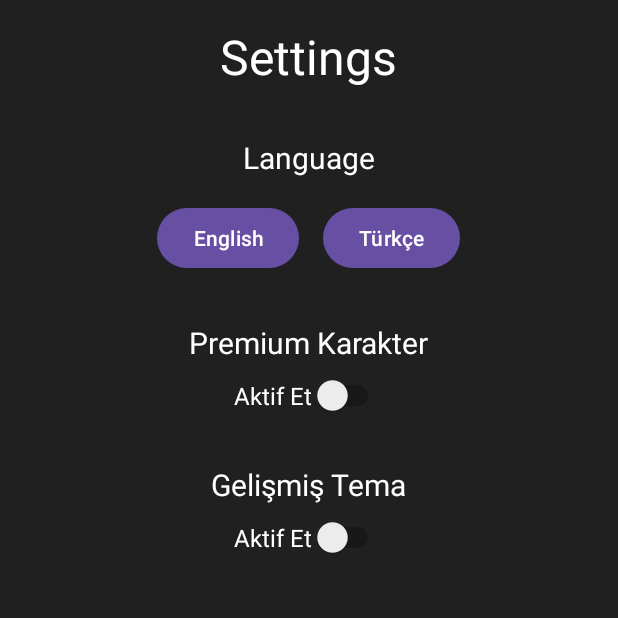
After one commit to feridcetin/jumphero, an Android app: the SettingActivity screen opened directly, with no data from a screen before it, on a phone screen of 412 x 824 dp, the top half of it. The commit adds this screen. Run offline under Robolectric (Android 15) with nearby library versions, the phone set to English and light mode, and no system bars.

Commit message:
dil ayarı yapıldı

```diff
--- a/app/src/main/AndroidManifest.xml
+++ b/app/src/main/AndroidManifest.xml
@@ -13,7 +13,11 @@
         android:label="@string/app_name"
         android:roundIcon="@mipmap/ic_launcher_round"
         android:supportsRtl="true"
-        android:theme="@style/Theme.Jumphero">
+        android:theme="@style/Theme.Jumphero"
+        android:name=".MainApplication">
+        <activity
+            android:name=".SettingActivity"
+            android:exported="false" />
         <activity
             android:name=".SettingsActivity"
             android:exported="false" />
--- /dev/null
+++ b/app/src/main/java/com/feridcetin/jumphero/LocaleHelper.kt
@@ -0,0 +1,58 @@
+package com.feridcetin.jumphero
+
+import android.content.Context
+import android.content.Intent
+import android.content.SharedPreferences
+import android.content.res.Configuration
+import android.content.res.Resources
+import java.util.Locale
+
+object LocaleHelper {
+
+    private const val SELECTED_LANGUAGE = "Locale.Helper.Selected.Language"
+
+    fun onAttach(context: Context): Context {
+        val lang = getPersistedData(context, Locale.getDefault().language)
+        return setLocale(context, lang)
+    }
+
+    fun getLanguage(context: Context): String? {
+        return getPersistedData(context, Locale.getDefault().language)
+    }
+
+    // Bu metot, dil ayarını yapar ve uygulamayı yeniden başlatır
+    fun setLocaleAndRestart(context: Context, language: String) {
+        setLocale(context, language)
+        val intent = Intent(context, MainActivity::class.java)
+        intent.flags = Intent.FLAG_ACTIVITY_NEW_TASK or Intent.FLAG_ACTIVITY_CLEAR_TASK
+        context.startActivity(intent)
+    }
+
+    private fun setLocale(context: Context, language: String?): Context {
+        persist(context, language)
+        return updateResources(context, language)
+    }
+
+    private fun getPersistedData(context: Context, defaultLanguage: String?): String? {
+        val preferences: SharedPreferences = context.getSharedPreferences("JumpHeroPrefs", Context.MODE_PRIVATE)
+        return preferences.getString(SELECTED_LANGUAGE, defaultLanguage)
+    }
+
+    private fun persist(context: Context, language: String?) {
+        val preferences: SharedPreferences = context.getSharedPreferences("JumpHeroPrefs", Context.MODE_PRIVATE)
+        preferences.edit().putString(SELECTED_LANGUAGE, language).apply()
+    }
+
+    private fun updateResources(context: Context, language: String?): Context {
+        val locale = Locale(language)
+        Locale.setDefault(locale)
+
+        val resources: Resources = context.resources
+        val configuration: Configuration = resources.configuration
+        configuration.setLocale(locale)
+        configuration.setLayoutDirection(locale)
+        resources.updateConfiguration(configuration, resources.displayMetrics)
+
+        return context
+    }
+}
--- /dev/null
+++ b/app/src/main/java/com/feridcetin/jumphero/SettingActivity.kt
@@ -0,0 +1,59 @@
+package com.feridcetin.jumphero
+
+import android.content.Context
+import android.content.Intent
+import android.os.Bundle
+import android.widget.Button
+import android.widget.Switch
+import androidx.appcompat.app.AppCompatActivity
+
+class SettingActivity : AppCompatActivity() {
+
+    private lateinit var langEnButton: Button
+    private lateinit var langTrButton: Button
+    private lateinit var premiumCharacterSwitch: Switch
+    private lateinit var advancedThemeSwitch: Switch
+
+    override fun onCreate(savedInstanceState: Bundle?) {
+        super.onCreate(savedInstanceState)
+        setContentView(R.layout.activity_setting)
+
+        // UI bileşenlerini bağlama
+        langEnButton = findViewById(R.id.btn_lang_en)
+        langTrButton = findViewById(R.id.btn_lang_tr)
+        premiumCharacterSwitch = findViewById(R.id.switch_premium_character)
+        advancedThemeSwitch = findViewById(R.id.switch_advanced_theme)
+
+        val sharedPref = getSharedPreferences("JumpHeroPrefs", Context.MODE_PRIVATE)
+
+        // Premium karakter ayarını yükleme ve dinleyici ekleme
+        val hasCharactersPack = sharedPref.getBoolean("hasCharactersPack", false)
+        premiumCharacterSwitch.isChecked = hasCharactersPack
+        premiumCharacterSwitch.setOnCheckedChangeListener { _, isChecked ->
+            sharedPref.edit().putBoolean("hasCharactersPack", isChecked).apply()
+        }
+
+        // Gelişmiş tema ayarını yükleme ve dinleyici ekleme
+        val hasAdvancedTheme = sharedPref.getBoolean("hasAdvancedTheme", false)
+        advancedThemeSwitch.isChecked = hasAdvancedTheme
+        advancedThemeSwitch.setOnCheckedChangeListener { _, isChecked ->
+            sharedPref.edit().putBoolean("hasAdvancedTheme", isChecked).apply()
+        }
+
+        // Dil değiştirme butonları
+        langEnButton.setOnClickListener {
+            // Dil ayarını yapar ve uygulamayı yeniden başlatır
+            LocaleHelper.setLocaleAndRestart(this, "en")
+        }
+
+        langTrButton.setOnClickListener {
+            // Dil ayarını yapar ve uygulamayı yeniden başlatır
+            LocaleHelper.setLocaleAndRestart(this, "tr")
+        }
+    }
+
+    // Uygulama açılışında dil ayarlarını uygulamak için
+    override fun attachBaseContext(newBase: Context?) {
+        super.attachBaseContext(LocaleHelper.onAttach(newBase!!))
+    }
+}
--- /dev/null
+++ b/app/src/main/res/layout/activity_setting.xml
@@ -0,0 +1,82 @@
+<?xml version="1.0" encoding="utf-8"?>
+<LinearLayout
+    xmlns:android="http://schemas.android.com/apk/res/android"
+    xmlns:tools="http://schemas.android.com/tools"
+    android:layout_width="match_parent"
+    android:layout_height="match_parent"
+    android:orientation="vertical"
+    android:padding="16dp"
+    android:gravity="center_horizontal"
+    android:background="#202020"
+    tools:context=".SettingActivity">
+
+    <TextView
+        android:layout_width="wrap_content"
+        android:layout_height="wrap_content"
+        android:text="@string/settings_button"
+        android:textSize="32sp"
+        android:textColor="#FFFFFF"
+        android:layout_marginBottom="32dp"/>
+
+    <TextView
+        android:layout_width="wrap_content"
+        android:layout_height="wrap_content"
+        android:text="@string/language"
+        android:textSize="20sp"
+        android:textColor="#FFFFFF"
+        android:layout_marginBottom="16dp"/>
+
+    <LinearLayout
+        android:layout_width="wrap_content"
+        android:layout_height="wrap_content"
+        android:orientation="horizontal"
+        android:layout_marginBottom="32dp">
+
+        <Button
+            android:id="@+id/btn_lang_en"
+            android:layout_width="wrap_content"
+            android:layout_height="wrap_content"
+            android:text="English"
+            android:layout_marginEnd="16dp"/>
+
+        <Button
+            android:id="@+id/btn_lang_tr"
+            android:layout_width="wrap_content"
+            android:layout_height="wrap_content"
+            android:text="Türkçe"/>
+    </LinearLayout>
+
+    <TextView
+        android:layout_width="wrap_content"
+        android:layout_height="wrap_content"
+        android:text="Premium Karakter"
+        android:textSize="20sp"
+        android:textColor="#FFFFFF"
+        android:layout_marginBottom="8dp"/>
+
+    <Switch
+        android:id="@+id/switch_premium_character"
+        android:layout_width="wrap_content"
+        android:layout_height="wrap_content"
+        android:text="Aktif Et"
+        android:textColor="#FFFFFF"
+        android:textSize="16sp"
+        android:layout_marginBottom="32dp"/>
+
+    <TextView
+        android:layout_width="wrap_content"
+        android:layout_height="wrap_content"
+        android:text="Gelişmiş Tema"
+        android:textSize="20sp"
+        android:textColor="#FFFFFF"
+        android:layout_marginBottom="8dp"/>
+
+    <Switch
+        android:id="@+id/switch_advanced_theme"
+        android:layout_width="wrap_content"
+        android:layout_height="wrap_content"
+        android:text="Aktif Et"
+        android:textColor="#FFFFFF"
+        android:textSize="16sp"/>
+
+</LinearLayout>
--- a/app/src/main/res/values/strings.xml
+++ b/app/src/main/res/values/strings.xml
@@ -15,4 +15,5 @@
     <string name="buy_ad_free">Buy Ad-Free</string>
     <string name="buy_advanced_theme">Buy Advanced Theme</string>
     <string name="other_settings_text">Other Settings Will Come Here</string>
+    <string name="exit_button">Exit</string>
 </resources>
```
Also changed, not shown: app/src/main/java/com/feridcetin/jumphero/GameActivity.kt (+71 -6 lines), app/src/main/java/com/feridcetin/jumphero/MainActivity.kt (+14 -74 lines), app/src/main/java/com/feridcetin/jumphero/MainApplication.kt (added, +12 -0 lines), app/src/main/res/layout/activity_main.xml (+15 -23 lines), 1 other file.
